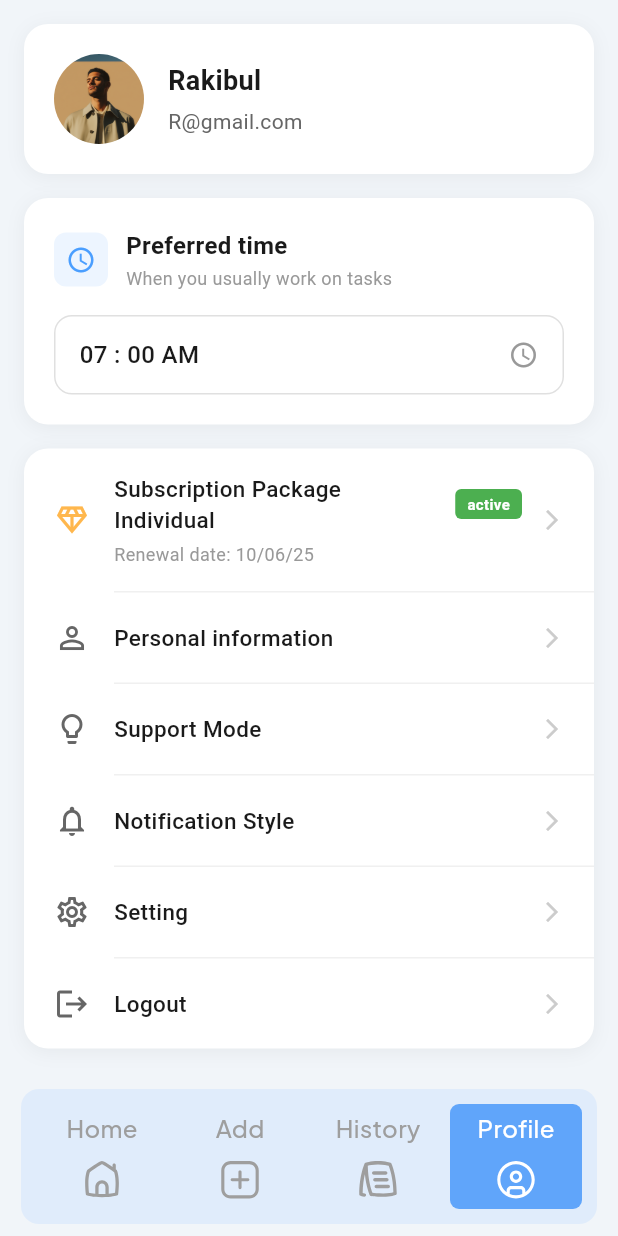
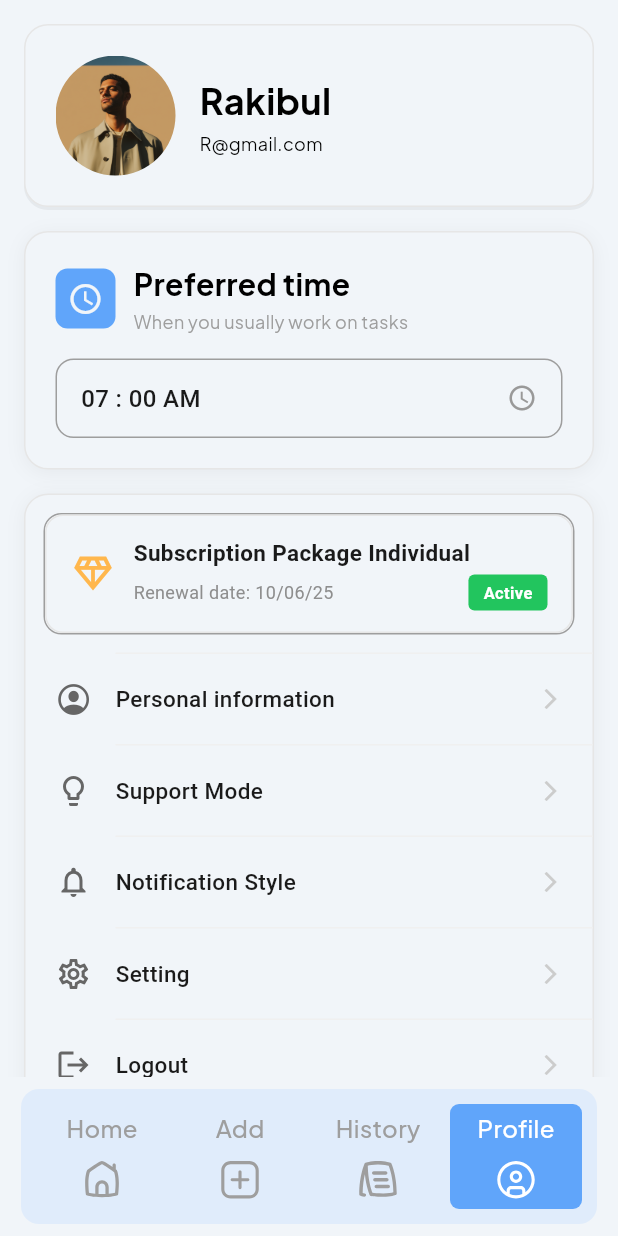
Before and after one commit to Rakibul-E404/daily_task, a Flutter app: the screen it shows after launch, item 4 of the bottom bar chosen, on a phone screen of 412 x 824 dp. Run offline on Flutter 3.47's test engine with Material 3 defaults, Android fonts, the phone set to English and light mode, and no system bars; our stand-ins replace dropdown_search, flutter_svg, get, pinput.

Commit message:
working on profile_indevidual

```diff
--- a/lib/individual_user/features/profile/profile_screen.dart
+++ b/lib/individual_user/features/profile/profile_screen.dart
@@ -1,6 +1,7 @@
+import 'package:flutter/cupertino.dart';
 import 'package:flutter/material.dart';
-
 import '../../../utils/app_colors.dart';
+import '../../../utils/app_texts.dart';
 
 class ProfileScreen extends StatelessWidget {
   const ProfileScreen({super.key});
@@ -22,12 +23,15 @@ class ProfileScreen extends StatelessWidget {
                   Container(
                     padding: const EdgeInsets.all(20),
                     decoration: BoxDecoration(
-                      color: Colors.white,
+                      border: Border.all(
+                        color: AppColors.lightGrey,
+                      ),
+                      color: AppColors.backgroundColor,
                       borderRadius: BorderRadius.circular(16),
                       boxShadow: [
                         BoxShadow(
-                          color: Colors.black.withOpacity(0.05),
-                          blurRadius: 10,
+                          color: Colors.black.withValues(alpha: 0.05),
+                          blurRadius: 0,
                           offset: const Offset(0, 2),
                         ),
                       ],
@@ -36,8 +40,8 @@ class ProfileScreen extends StatelessWidget {
                       children: [
                         // Profile Image
                         Container(
-                          width: 60,
-                          height: 60,
+                          width: 80,
+                          height: 80,
                           decoration: BoxDecoration(
                             shape: BoxShape.circle,
                             image: const DecorationImage(
@@ -50,22 +54,17 @@ class ProfileScreen extends StatelessWidget {
                         // Name and Email
                         Column(
                           crossAxisAlignment: CrossAxisAlignment.start,
-                          children: const [
+                          children: [
                             Text(
                               'Rakibul',
-                              style: TextStyle(
-                                fontSize: 18,
-                                fontWeight: FontWeight.w600,
-                                color: Color(0xFF1A1A1A),
-                              ),
+                              style: AppTextStyles.largeHeading
                             ),
                             SizedBox(height: 4),
                             Text(
                               'R@gmail.com',
-                              style: TextStyle(
-                                fontSize: 14,
-                                color: Color(0xFF666666),
-                              ),
+                              style: AppTextStyles.smallText.copyWith(
+                                color: AppColors.black
+                              )
                             ),
                           ],
                         ),
@@ -78,11 +77,14 @@ class ProfileScreen extends StatelessWidget {
                   Container(
                     padding: const EdgeInsets.all(20),
                     decoration: BoxDecoration(
-                      color: Colors.white,
+                      border: Border.all(
+                        color: AppColors.lightGrey
+                      ),
+                      color: AppColors.backgroundColor,
                       borderRadius: BorderRadius.circular(16),
                       boxShadow: [
                         BoxShadow(
-                          color: Colors.black.withOpacity(0.05),
+                          color: Colors.black.withValues(alpha: 0.05),
                           blurRadius: 10,
                           offset: const Offset(0, 2),
                         ),
@@ -96,34 +98,27 @@ class ProfileScreen extends StatelessWidget {
                             Container(
                               padding: const EdgeInsets.all(8),
                               decoration: BoxDecoration(
-                                color: const Color(0xFF4A9EFF).withOpacity(0.1),
+                                color: AppColors.primaryColor,
                                 borderRadius: BorderRadius.circular(8),
                               ),
                               child: const Icon(
                                 Icons.access_time,
-                                color: Color(0xFF4A9EFF),
-                                size: 20,
+                                color: AppColors.backgroundColor,
+                                size: 24,
                               ),
                             ),
                             const SizedBox(width: 12),
                             Column(
                               crossAxisAlignment: CrossAxisAlignment.start,
-                              children: const [
+                              children: [
                                 Text(
                                   'Preferred time',
-                                  style: TextStyle(
-                                    fontSize: 16,
-                                    fontWeight: FontWeight.w600,
-                                    color: Color(0xFF1A1A1A),
-                                  ),
+                                  style: AppTextStyles.smallHeading,
                                 ),
                                 SizedBox(height: 2),
                                 Text(
                                   'When you usually work on tasks',
-                                  style: TextStyle(
-                                    fontSize: 12,
-                                    color: Color(0xFF999999),
-                                  ),
+                                  style: AppTextStyles.smallText,
                                 ),
                               ],
                             ),
@@ -137,9 +132,9 @@ class ProfileScreen extends StatelessWidget {
                             vertical: 14,
                           ),
                           decoration: BoxDecoration(
-                            color: Colors.white,
+                            color: AppColors.backgroundColor,
                             border: Border.all(
-                              color: const Color(0xFFE0E0E0),
+                              color: AppColors.grey,
                               width: 1,
                             ),
                             borderRadius: BorderRadius.circular(12),
@@ -171,11 +166,12 @@ class ProfileScreen extends StatelessWidget {
                   // Menu Items Card
                   Container(
                     decoration: BoxDecoration(
-                      color: Colors.white,
+                      border: Border.all(color: AppColors.lightGrey,),
+                      color: AppColors.backgroundColor,
                       borderRadius: BorderRadius.circular(16),
                       boxShadow: [
                         BoxShadow(
-                          color: Colors.black.withOpacity(0.05),
+                          color: Colors.black.withValues(alpha: 0.05),
                           blurRadius: 10,
                           offset: const Offset(0, 2),
                         ),
@@ -183,19 +179,25 @@ class ProfileScreen extends StatelessWidget {
                     ),
                     child: Column(
                       children: [
-                        // Subscription Package
-                        _buildMenuItem(
-                          icon: Icons.diamond_outlined,
-                          iconColor: const Color(0xFFFFB74D),
-                          title: 'Subscription Package Individual',
-                          subtitle: 'Renewal date: 10/06/25',
-                          hasTag: true,
-                          onTap: () {},
+                        Padding(
+                          padding: const EdgeInsets.all(12),
+                          child: Container(
+                            decoration: BoxDecoration(
+                              border: Border.all(
+                                color: AppColors.grey,
+                                width: 1,
+                              ),
+                              borderRadius: BorderRadius.circular(12),
+                              color: AppColors.backgroundColor,
+                            ),
+                            child: buildSubscriptionCard()
+                          ),
                         ),
+
                         _buildDivider(),
                         // Personal Information
                         _buildMenuItem(
-                          icon: Icons.person_outline,
+                          icon: CupertinoIcons.person_crop_circle,
                           iconColor: const Color(0xFF666666),
                           title: 'Personal information',
                           onTap: () {},
@@ -341,4 +343,82 @@ class ProfileScreen extends StatelessWidget {
       color: const Color(0xFFF0F0F0),
     );
   }
+
+  Widget buildSubscriptionCard() {
+    return Container(
+      padding: const EdgeInsets.symmetric(horizontal: 16, vertical: 14),
+      decoration: BoxDecoration(
+        color: AppColors.backgroundColor,
+        borderRadius: BorderRadius.circular(12),
+        border: Border.all(
+          color: AppColors.lightGrey,
+          width: 1,
+        ),
+      ),
+      child: Row(
+        crossAxisAlignment: CrossAxisAlignment.center,
+        children: [
+          // Diamond Icon
+          Icon(
+            Icons.diamond_outlined,
+            color: Color(0xFFFFB74D),
+            size: 30,
+          ),
+
+          const SizedBox(width: 12),
+
+          // Title & Subtitle
+          Expanded(
+            child: Column(
+              crossAxisAlignment: CrossAxisAlignment.start,
+              children: [
+                const Row(
+                  children: [
+                    Text(
+                      'Subscription Package Individual',
+                      style: TextStyle(
+                        fontSize: 15,
+                        fontWeight: FontWeight.w600,
+                        color: Color(0xFF1A1A1A),
+                      ),
+                    ),
+                  ],
+                ),
+                const SizedBox(height: 4),
+                Row(
+                  mainAxisAlignment: MainAxisAlignment.spaceBetween,
+                  children: [
+                    const Text(
+                      'Renewal date: 10/06/25',
+                      style: TextStyle(
+                        fontSize: 12,
+                        color: Color(0xFF8E8E8E),
+                      ),
+                    ),
+                    // Active Tag
+                    Container(
+                      padding: const EdgeInsets.symmetric(horizontal: 10, vertical: 4),
+                      decoration: BoxDecoration(
+                        color:  AppColors.green,
+                        borderRadius: BorderRadius.circular(4),
+                      ),
+                      child: const Text(
+                        'Active',
+                        style: TextStyle(
+                          fontSize: 11,
+                          fontWeight: FontWeight.w600,
+                          color: Colors.white,
+                        ),
+                      ),
+                    ),
+                  ],
+                ),
+              ],
+            ),
+          ),
+        ],
+      ),
+    );
+  }
+
 }
--- a/lib/utils/app_colors.dart
+++ b/lib/utils/app_colors.dart
@@ -10,6 +10,7 @@ class AppColors{
   static const Color iconLiteColor = Color(0xffe6e6e6);
   static const Color textColorBlue = Color(0xff60a5fa);
   static const Color textColorGreen = Color(0xff22c55e);
+  static const Color green = Color(0xff22c55e);
   static const Color subscriptionPriceTextColor = Color(0xff455e7e);
   static const Color mainBottomNavColor = Color(0xffe0ecfb);
   static const Color lightBlueColor = Color(0xffe0ecfb);
@@ -17,6 +18,7 @@ class AppColors{
   static const Color black = Colors.black;
   static const Color white = Colors.white;
   static const Color grey = Colors.grey;
+  static const Color golden = Color(0xFFFFB74D);
   static const Color transparent = Colors.transparent;
   static const Color pendingStatusColor = Color(0xffe6e6e6);
   static const Color inProgressStatusColor = Color(0xffe2edf9);
```
